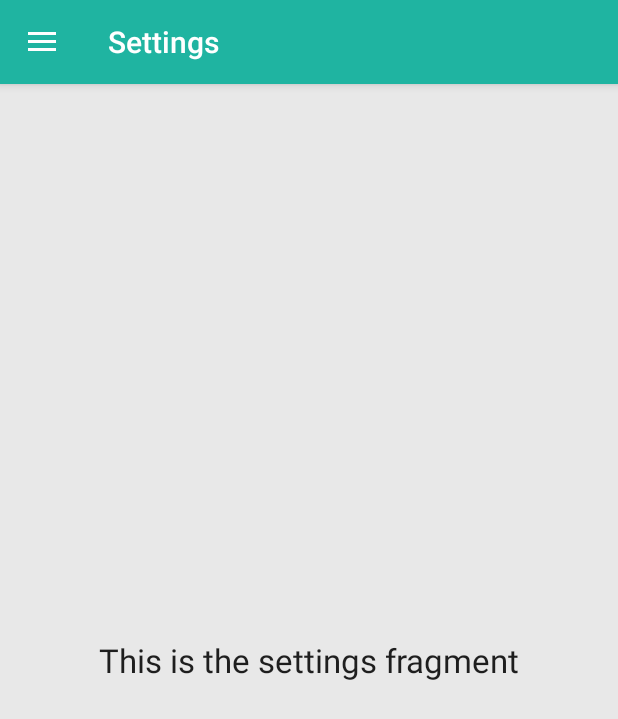
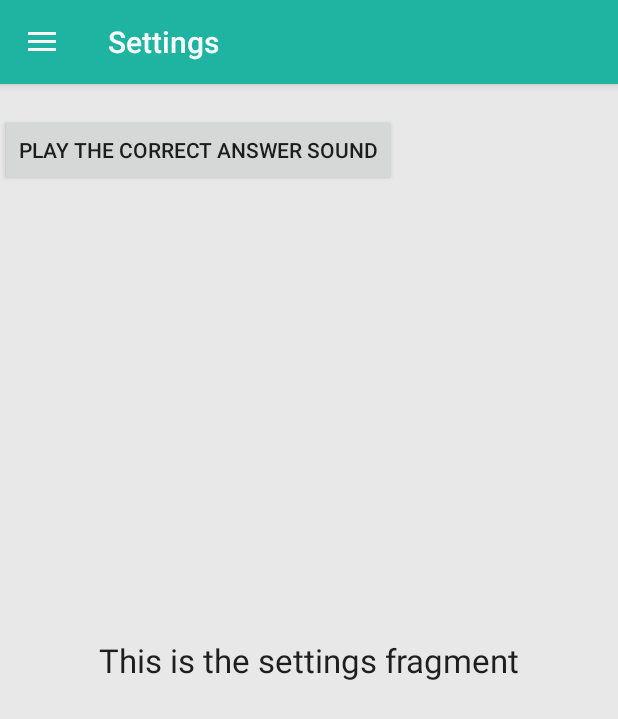
Before and after one commit to patrycjarychlik/machineLearning, an Android app: the screen it shows after launch (HomeActivity), in the side drawer, after a tap on "Settings", on a phone screen of 412 x 824 dp. Shown: the top 719 px of the screen. Run offline under Robolectric (Android 15) with nearby library versions, the phone set to English and light mode, and no system bars; our stand-ins replace Room's generated code; libraries missing offline, so code that uses them is left out: android.arch.persistence.

Commit message:
Remove sound button from home fragment

```diff
--- a/app/src/main/java/com/patrycja/filip/machinelearning/fragment/HomeFragment.java
+++ b/app/src/main/java/com/patrycja/filip/machinelearning/fragment/HomeFragment.java
@@ -6,18 +6,14 @@ import android.content.Intent;
 import android.os.Bundle;
 import android.support.annotation.Nullable;
 import android.support.v4.app.Fragment;
-import android.util.Log;
 import android.view.LayoutInflater;
 import android.view.View;
 import android.view.ViewGroup;
-import android.widget.Button;
 import android.widget.GridView;
-import android.widget.TextView;
 
 import com.patrycja.filip.machinelearning.R;
 import com.patrycja.filip.machinelearning.activity.ChapterActivity;
 import com.patrycja.filip.machinelearning.adapter.chapters.ChapterAdapter;
-import com.patrycja.filip.machinelearning.commons.SoundPlayer;
 import com.patrycja.filip.machinelearning.persistence.db.entity.ChapterEntity;
 import com.patrycja.filip.machinelearning.persistence.viewmodel.ChapterViewModel;
 
@@ -33,23 +29,15 @@ public class HomeFragment extends Fragment {
         return inflater.inflate(R.layout.fragment_home, container, false);
     }
 
-
     @Override
     public void onViewCreated(View view, @Nullable Bundle savedInstanceState) {
         super.onViewCreated(view, savedInstanceState);
         getActivity().setTitle("Home");
 
-        // TODO temporary sound test button
-        Button btnCorrectSound = (Button) view.findViewById(R.id.btn_correct_sound);
-        btnCorrectSound.setOnClickListener(btnClick -> SoundPlayer.playCorrectAnswerSound(this.getActivity()));
-
-
         final ChapterViewModel chapterViewModel = ViewModelProviders.of(this).get(ChapterViewModel.class);
         chapterViewModel.getObservableChapters().observe(this, new Observer<List<ChapterEntity>>() {
             @Override
             public void onChanged(@Nullable List<ChapterEntity> chapterEntities) {
-                logModelContent(chapterEntities);
-
                 ChapterAdapter adapter = new ChapterAdapter(getContext(), chapterEntities, view);
                 GridView gridView = (GridView) view.findViewById(R.id.gridview);
                 gridView.setAdapter(adapter);
@@ -66,11 +54,4 @@ public class HomeFragment extends Fragment {
         });
     }
 
-    private void logModelContent(@Nullable List<ChapterEntity> chapterEntities) {
-        Log.println(Log.INFO, "TEST_VIEW_MODEL", "List of chapters: ");
-        for (ChapterEntity chapter : chapterEntities) {
-            Log.println(Log.INFO, "TEST_VIEW_MODEL", "chapter: " + chapter.getTitle() + "-" + chapter.getDescription());
-        }
-    }
-
 }
--- a/app/src/main/java/com/patrycja/filip/machinelearning/fragment/SettingsFragment.java
+++ b/app/src/main/java/com/patrycja/filip/machinelearning/fragment/SettingsFragment.java
@@ -6,8 +6,10 @@ import android.support.v4.app.Fragment;
 import android.view.LayoutInflater;
 import android.view.View;
 import android.view.ViewGroup;
+import android.widget.Button;
 
 import com.patrycja.filip.machinelearning.R;
+import com.patrycja.filip.machinelearning.commons.SoundPlayer;
 
 /**
  * Created by zwsfke on 2017-11-27.
@@ -24,6 +26,10 @@ public class SettingsFragment extends Fragment {
     public void onViewCreated(View view, @Nullable Bundle savedInstanceState) {
         super.onViewCreated(view, savedInstanceState);
         getActivity().setTitle("Settings");
+
+        //Todo: Use this sound when correct answer is given in quiz
+        Button btnCorrectSound = (Button) view.findViewById(R.id.btn_correct_sound);
+        btnCorrectSound.setOnClickListener(btnClick -> SoundPlayer.playCorrectAnswerSound(this.getActivity()));
     }
 
 }
--- a/app/src/main/res/layout/fragment_settings.xml
+++ b/app/src/main/res/layout/fragment_settings.xml
@@ -11,4 +11,11 @@
         android:text="This is the settings fragment"
         android:textAppearance="@style/Base.TextAppearance.AppCompat.Large" />
 
+    <Button
+        android:id="@+id/btn_correct_sound"
+        android:layout_width="wrap_content"
+        android:layout_height="wrap_content"
+        android:layout_marginTop="20dp"
+        android:text="Play the correct answer sound" />
+
 </FrameLayout>
```
Also changed, not shown: app/src/main/res/layout/fragment_home.xml (+10 -34 lines).
